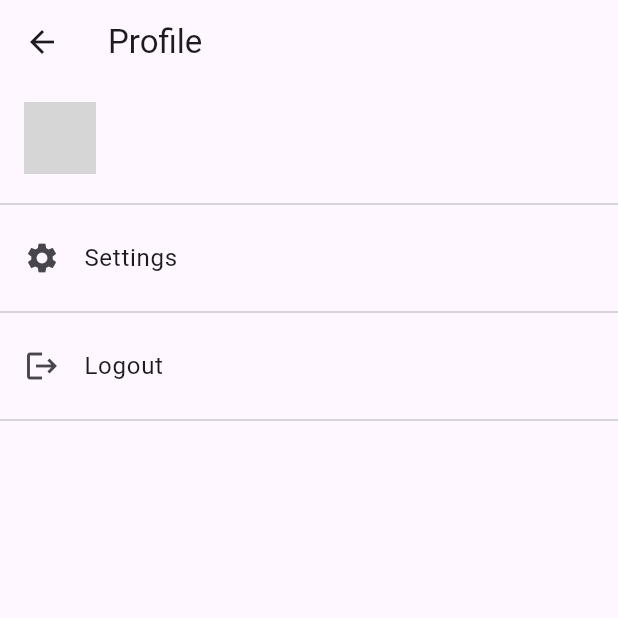
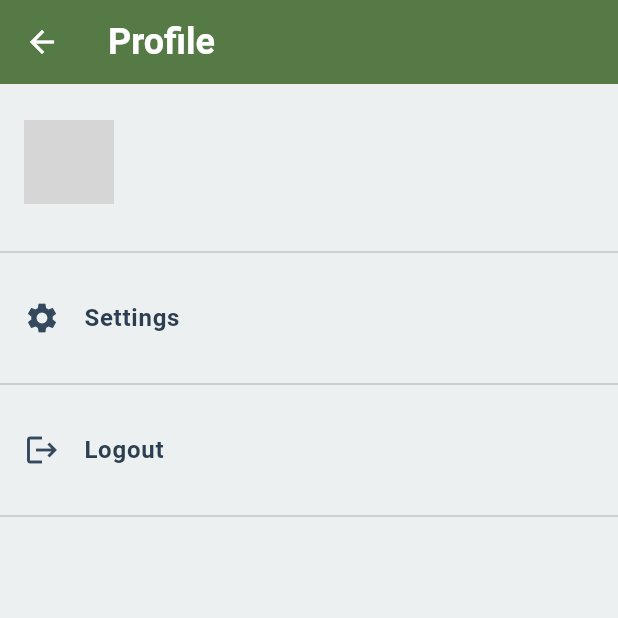
Before and after one commit to Sneom/ks-app, a Flutter app: the MyHomePage screen opened directly, after a tap on the "account circle" icon, on a phone screen of 412 x 824 dp, the top half of it. Run offline on Flutter 3.47's test engine with Material 3 defaults, Android fonts, the phone set to English and light mode, and no system bars; our stand-ins replace flutter_dotenv, flutter_widget_from_html, google_sign_in, supabase, supabase_flutter, webview_flutter; accounts and stored records are empty; network calls fail; grey boxes are pictures that could not be loaded.

Commit message:
Changed the design of the Fetch_Blogs

```diff
--- a/lib/components/Home.dart
+++ b/lib/components/Home.dart
@@ -12,15 +12,17 @@ class HomePage extends StatelessWidget {
         padding: EdgeInsets.all(16.0),
         child: SingleChildScrollView(
           child: Column(
-            crossAxisAlignment: CrossAxisAlignment.stretch,
+            mainAxisAlignment: MainAxisAlignment.center,
+            crossAxisAlignment: CrossAxisAlignment.center, // Center vertically
+            // crossAxisAlignment: CrossAxisAlignment.stretch, // Remove this line
             children: [
-              Text(
-                "Learn Farming Methods",
-                style: TextStyle(
-                    fontSize: 25,
-                    fontWeight: FontWeight.bold,
-                    color: Colors.white),
-              ),
+              // Text(
+              //   "Learn Farming Methods",
+              //   style: TextStyle(
+              //       fontSize: 25,
+              //       fontWeight: FontWeight.bold,
+              //       color: Colors.white),
+              // ),
               SizedBox(height: 16),
               ClickableCategoryCard(
                 icon: Icons.eco,
--- a/lib/components/Navigation.dart
+++ b/lib/components/Navigation.dart
@@ -4,7 +4,6 @@ import 'package:kisan/components/Get_Blogs.dart';
 import 'package:kisan/components/Fetch_Blog.dart';
 import 'package:kisan/components/Home.dart';
 import 'package:kisan/components/Profile.dart';
-import 'package:kisan/components/Web.dart';
 import 'package:kisan/main.dart';
 import 'package:supabase_flutter/supabase_flutter.dart';
 
@@ -105,7 +104,7 @@ class _MyHomePageState extends State<MyHomePage> {
             _currentIndex = index;
           });
         },
-        children: [HomePage(), WebViewApp()],
+        children: [HomePage()],
       ),
       bottomNavigationBar: supabase.auth.currentUser != null
           ? BottomNavigationBar(
--- a/lib/components/Profile.dart
+++ b/lib/components/Profile.dart
@@ -8,52 +8,85 @@ class ProfilePage extends StatelessWidget {
 
   @override
   Widget build(BuildContext context) {
-    // Get the user information from Supabase
     final user = supabase.auth.currentUser;
-
-    // Get the Google profile picture URL
     final profilePictureUrl = user?.userMetadata?['avatar_url'] ?? '';
 
     return Scaffold(
       appBar: AppBar(
-        title: Text('Profile'),
+        backgroundColor: Color(0xFF557A46), // Updated app bar color
+        title: Text(
+          'Profile',
+          style: TextStyle(
+            fontSize: 24.0,
+            fontWeight: FontWeight.bold,
+            color: Colors.white, // Updated text color
+          ),
+        ),
+        foregroundColor: Colors.white,
       ),
+      backgroundColor: Color(0xFFECF0F1), // Updated background color
       body: ListView(
         children: [
-          // User Details
           ListTile(
+            contentPadding: EdgeInsets.symmetric(vertical: 16, horizontal: 16),
             leading: CircleAvatar(
-              radius: 24,
+              radius: 30,
+              backgroundColor: Colors.white,
               backgroundImage: NetworkImage(profilePictureUrl),
             ),
-            title: Text(user?.userMetadata?['full_name'] ?? 'Unknown'),
-            subtitle: Text(user?.email ?? 'No Email'),
+            title: Text(
+              user?.userMetadata?['full_name'] ?? 'Unknown',
+              style: TextStyle(
+                color: Color(0xFF2C3E50), // Updated text color
+                fontWeight: FontWeight.bold,
+                fontSize: 18,
+              ),
+            ),
+            subtitle: Text(
+              user?.email ?? 'No Email',
+              style: TextStyle(
+                color: Color(0xFF7F8C8D), // Updated text color
+                fontSize: 14,
+              ),
+            ),
           ),
-          Divider(),
+          Divider(color: Color(0xFFBDC3C7)), // Updated divider color
 
-          // Settings Option
           ListTile(
-            leading: Icon(Icons.settings),
-            title: Text('Settings'),
+            contentPadding: EdgeInsets.symmetric(vertical: 8, horizontal: 16),
+            leading: Icon(Icons.settings, color: Color(0xFF34495E)),
+            title: Text(
+              'Settings',
+              style: TextStyle(
+                  color: Color(0xFF2C3E50),
+                  fontSize: 16,
+                  fontWeight: FontWeight.bold),
+            ),
             onTap: () {
               // Implement settings logic here
             },
           ),
-          Divider(),
+          Divider(color: Color(0xFFBDC3C7)),
 
-          // Logout Option
           ListTile(
-            leading: Icon(Icons.logout),
-            title: Text('Logout'),
+            contentPadding: EdgeInsets.symmetric(vertical: 8, horizontal: 16),
+            leading: Icon(Icons.logout, color: Color(0xFF34495E)),
+            title: Text(
+              'Logout',
+              style: TextStyle(
+                  color: Color(0xFF2C3E50),
+                  fontSize: 16,
+                  fontWeight: FontWeight.bold),
+            ),
             onTap: () async {
               await supabase.auth.signOut();
-
-              // Navigate to the login or authentication page
               Navigator.pushReplacement(
-                  context, MaterialPageRoute(builder: (context) => AuthPage()));
+                context,
+                MaterialPageRoute(builder: (context) => AuthPage()),
+              );
             },
           ),
-          Divider(),
+          Divider(color: Color(0xFFBDC3C7)),
         ],
       ),
     );
--- a/lib/components/Signin.dart
+++ b/lib/components/Signin.dart
@@ -1,4 +1,5 @@
 import 'package:flutter/material.dart';
+import 'package:flutter_dotenv/flutter_dotenv.dart';
 import 'package:google_sign_in/google_sign_in.dart';
 import 'package:kisan/components/Auth.dart';
 import 'package:kisan/main.dart';
@@ -89,9 +90,10 @@ class _SignInPageState extends State<SignInPage> {
 
   Future<void> _googleSignIn() async {
     try {
-      const webClientId = '';
-      const iosClientId = '';
+      await dotenv.load(); // Load environment variables
 
+      final webClientId = dotenv.env['webClientId'];
+      final iosClientId = dotenv.env['iosClientId'];
       final GoogleSignIn googleSignIn = GoogleSignIn(
         clientId: iosClientId,
         serverClientId: webClientId,
--- a/lib/components/Web.dart
+++ /dev/null
@@ -1,34 +0,0 @@
-import 'package:flutter/material.dart';
-import 'package:webview_flutter/webview_flutter.dart';
-
-class WebViewApp extends StatefulWidget {
-  const WebViewApp({super.key});
-
-  @override
-  State<WebViewApp> createState() => _WebViewAppState();
-}
-
-class _WebViewAppState extends State<WebViewApp> {
-  late final WebViewController controller;
-
-  @override
-  void initState() {
-    super.initState();
-    controller = WebViewController()
-      ..loadRequest(
-        Uri.parse('https://flutter.dev'),
-      );
-  }
-
-  @override
-  Widget build(BuildContext context) {
-    return Scaffold(
-      appBar: AppBar(
-        title: const Text('Flutter WebView'),
-      ),
-      body: WebViewWidget(
-        controller: controller,
-      ),
-    );
-  }
-}
```
Also changed, not shown: lib/components/Fetch_Blog.dart (+14 -4 lines), lib/components/Get_Blogs copy.dart (+70 -100 lines), lib/components/Get_Blogs.dart (+146 -63 lines), lib/main.dart (+5 -2 lines), pubspec.yaml (+7 -0 lines), assets/organic-farming1.jpg (added), assets/organic-farming2.jpg (added), assets/organic-farming5.jpg (added), pubspec.lock, 3 other files.
